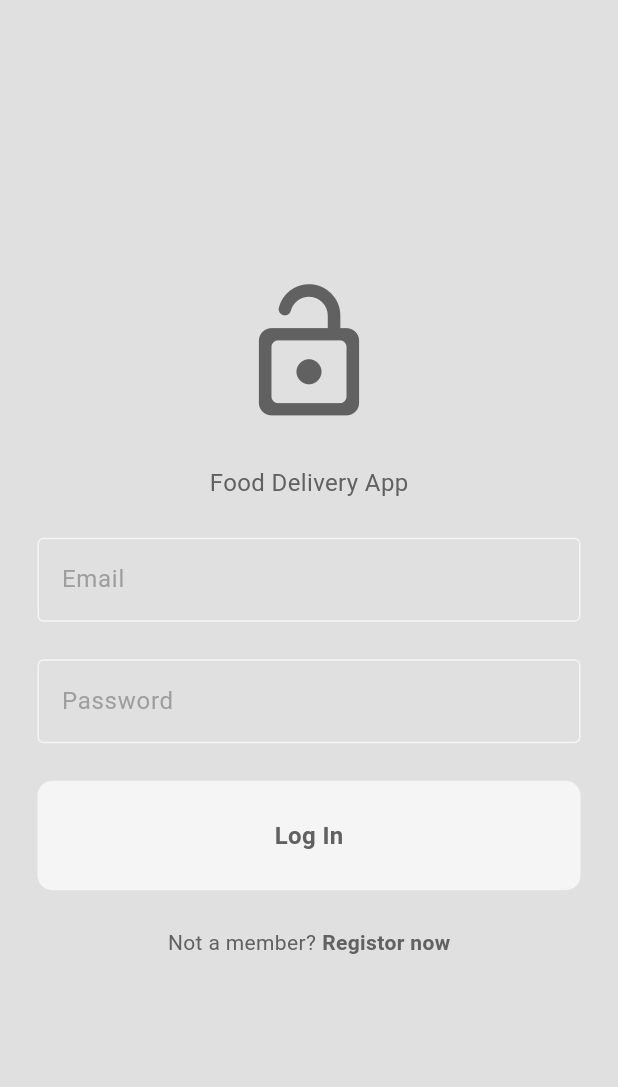
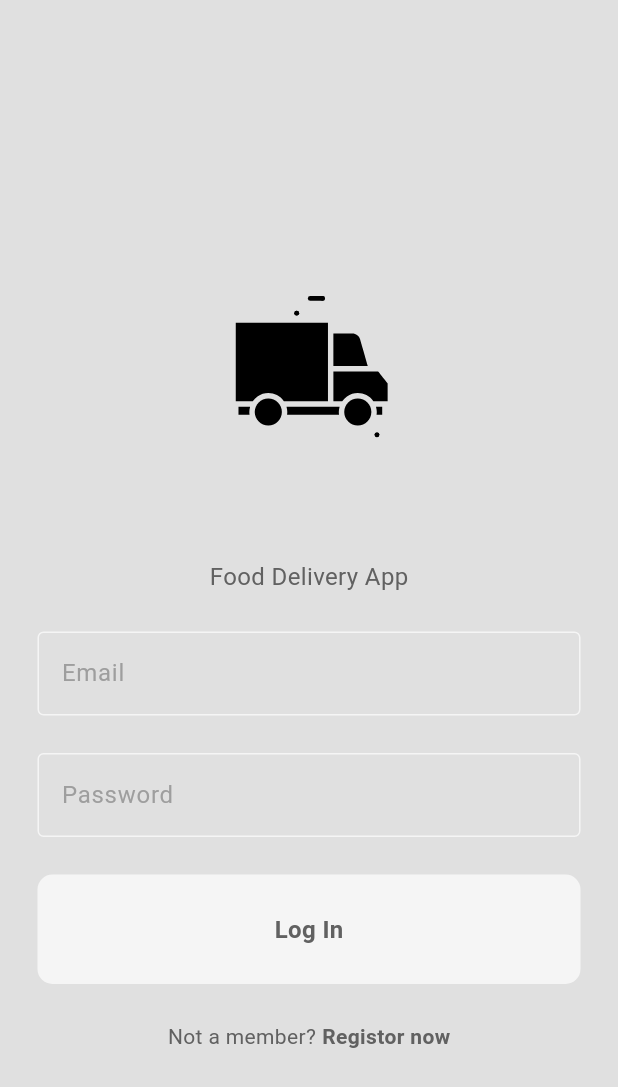
Before and after one commit to HashirSaudKhan/FULL-Food-Delivery-App-w-Backend, a Flutter app: the screen it shows after launch, on a phone screen of 412 x 824 dp. Shown: the top 1087 px of the screen. Run offline on Flutter 3.47's test engine with Material 3 defaults, Android fonts, the phone set to English and light mode, and no system bars; our stand-ins replace cloud_firestore, firebase_auth, firebase_core, flutter_credit_card, lottie; accounts and stored records are empty.

Commit message:
add lottie animation of food truck in log in page

```diff
--- /dev/null
+++ b/devtools_options.yaml
@@ -0,0 +1,3 @@
+description: This file stores settings for Dart & Flutter DevTools.
+documentation: https://docs.flutter.dev/tools/devtools/extensions#configure-extension-enablement-states
+extensions:
--- a/lib/pages/login_page.dart
+++ b/lib/pages/login_page.dart
@@ -2,6 +2,7 @@
 import 'package:full_food_delivery_app_with_backend/components/my_button.dart';
 import 'package:full_food_delivery_app_with_backend/components/my_textfield.dart';
 import 'package:full_food_delivery_app_with_backend/services/auth/auth_service.dart';
+import 'package:lottie/lottie.dart';
 
 class LoginPage extends StatefulWidget {
   final Function()? onTap;
@@ -57,12 +58,9 @@
         children: [
 
           //logo
-          Icon(
-            Icons.lock_open_rounded,
-            size : 100,
-            color: Theme.of(context).colorScheme.inversePrimary),
+          Lottie.asset('lib/animations/food_delivery_truck.json',height: 250),
 
-            const SizedBox(height: 25,),
+            //const SizedBox(height: 25,),
 
           // message app slogan
           Text('Food Delivery App',
--- a/pubspec.yaml
+++ b/pubspec.yaml
@@ -42,6 +42,7 @@
   firebase_core: ^2.32.0
   firebase_auth: ^4.20.0
   cloud_firestore: ^4.17.5
+  lottie: ^3.1.2
 
 dev_dependencies:
   flutter_test:
@@ -72,6 +73,7 @@
     - lib/images/drinks/
     - lib/images/salads/
     - lib/images/sides/
+    - lib/animations/
   #   - images/a_dot_ham.jpeg
 
   # An image asset can refer to one or more resolution-specific "variants", see
```
Also changed, not shown: lib/animations/food_delivery_truck.json (added, +1 -0 lines), pubspec.lock.
